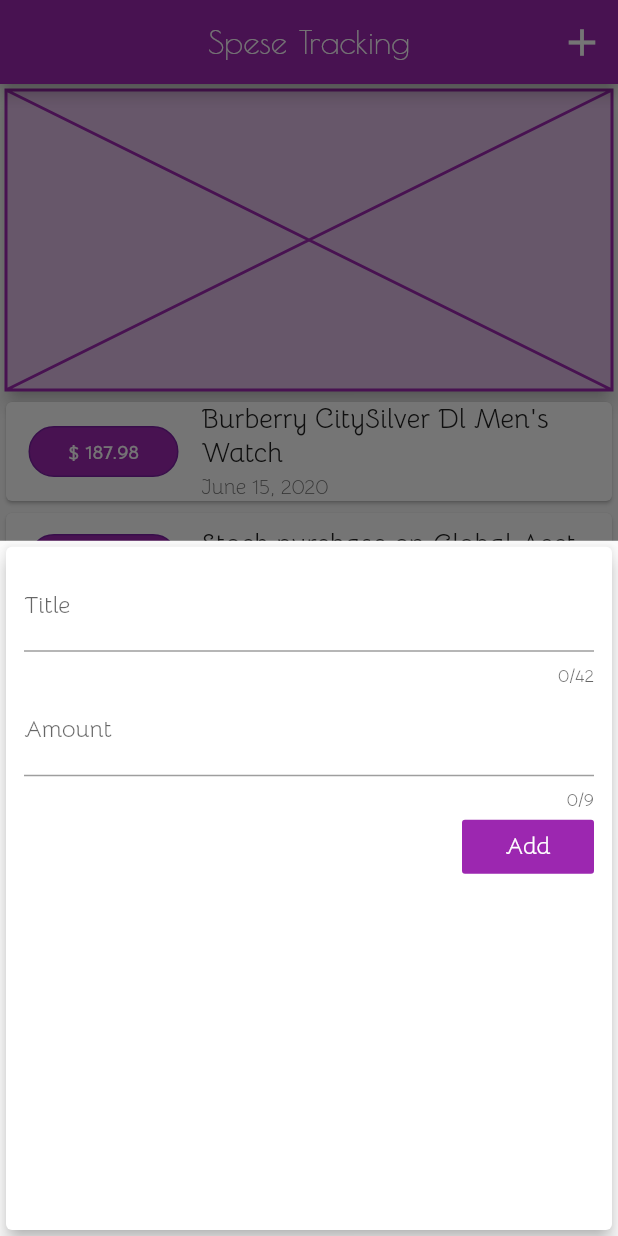
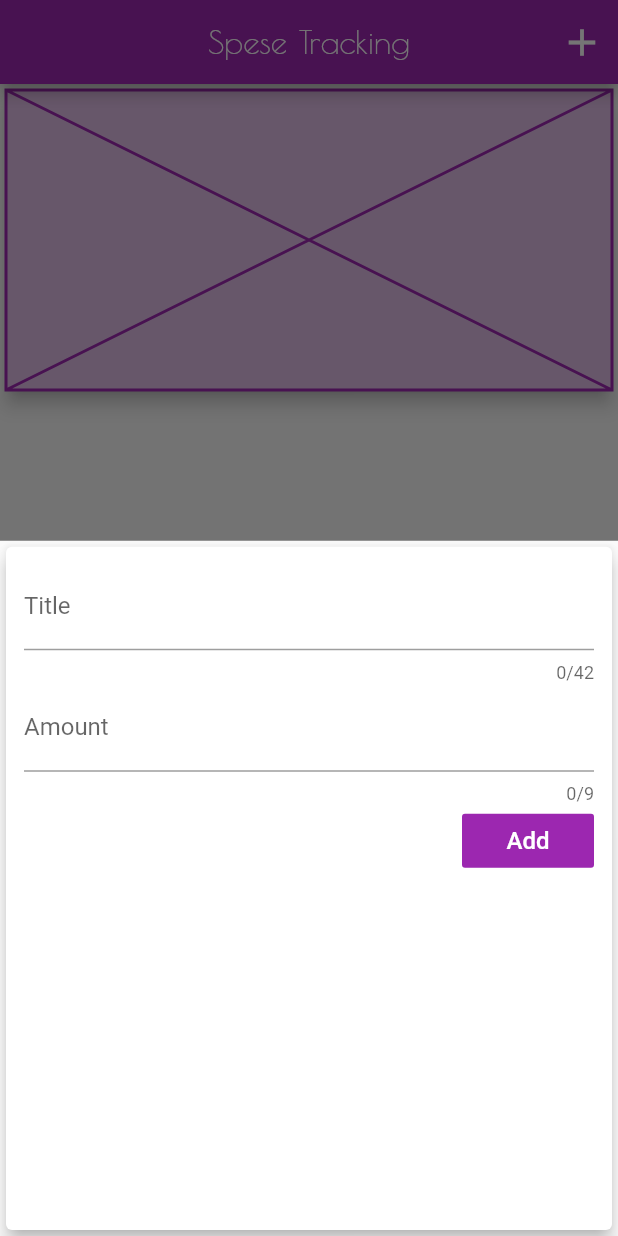
Before and after one commit to msawo/spese_app, a Flutter app: the screen it shows after launch, after a tap on the "add" icon, on a phone screen of 412 x 824 dp. Run offline on Flutter 3.47's test engine with Material 2 defaults, Android fonts, the phone set to English and light mode, and no system bars.

Commit message:
Play around with theming

```diff
--- a/lib/main.dart
+++ b/lib/main.dart
@@ -1,5 +1,6 @@
 import 'package:flutter/material.dart';
 
+import './common.dart';
 import './screen/homePage.dart';
 
 void main() => runApp(SpeseApp());
@@ -12,6 +13,13 @@ class SpeseApp extends StatelessWidget {
         primarySwatch: Colors.purple,
         accentColor: Colors.cyan,
         fontFamily: 'Bellota',
+        textTheme: ThemeData.light().textTheme.copyWith(
+              title: TextStyle(
+                color: primaryText,
+                fontSize: 16,
+                fontWeight: FontWeight.bold,
+              ),
+            ),
         appBarTheme: AppBarTheme(
           textTheme: ThemeData.light().textTheme.copyWith(
                 title: TextStyle(
--- a/lib/screen/homePage.dart
+++ b/lib/screen/homePage.dart
@@ -13,18 +13,18 @@ class HomePage extends StatefulWidget {
 
 class _HomePageState extends State<HomePage> {
   final List<Transaction> _userTransactions = [
-    Transaction(
-      id: 'n1',
-      amount: 187.98,
-      date: DateTime.now(),
-      title: 'Burberry CitySilver Dl Men\'s Watch',
-    ),
-    Transaction(
-      id: 'n2',
-      amount: 250.30,
-      date: DateTime.now(),
-      title: 'Stock purchase on Global Acct.',
-    ),
+    // Transaction(
+    //   id: 'n1',
+    //   amount: 187.98,
+    //   date: DateTime.now(),
+    //   title: 'Burberry CitySilver Dl Men\'s Watch',
+    // ),
+    // Transaction(
+    //   id: 'n2',
+    //   amount: 250.30,
+    //   date: DateTime.now(),
+    //   title: 'Stock purchase on Global Acct.',
+    // ),
   ];
 
   void _addNewTransaction(String txTitle, double txAmount) {
--- a/lib/widgets/new_transaction.dart
+++ b/lib/widgets/new_transaction.dart
@@ -48,7 +48,7 @@ class _NewTransactionState extends State<NewTransaction> {
                 controller: titleController,
                 onSubmitted: (_) => submitInput(),
                 decoration: InputDecoration(
-                  labelText: 'Title',labelStyle: TextStyle(height: 1.0),
+                  labelText: 'Title',
                   hintText: 'i.e Groceries',
                   hintStyle: TextStyle(
                     fontSize: 15,
--- a/lib/widgets/transaction_list.dart
+++ b/lib/widgets/transaction_list.dart
@@ -54,10 +54,7 @@ class TransactionList extends StatelessWidget {
                       children: <Widget>[
                         Text(
                           transactions[index].title,
-                          style: TextStyle(
-                            color: primaryText,
-                            fontSize: 18,
-                          ),
+                          style: Theme.of(context).textTheme.title,
                         ),
                         Text(
                           DateFormat.yMMMMd("en_US")
@@ -66,9 +63,8 @@ class TransactionList extends StatelessWidget {
                             color: secondaryText,
                             fontSize: 14,
                             height: 1.4,
-                            fontWeight: FontWeight.w300,
                           ),
-                        )
+                        ),
                       ],
                     ),
                   ),
```
